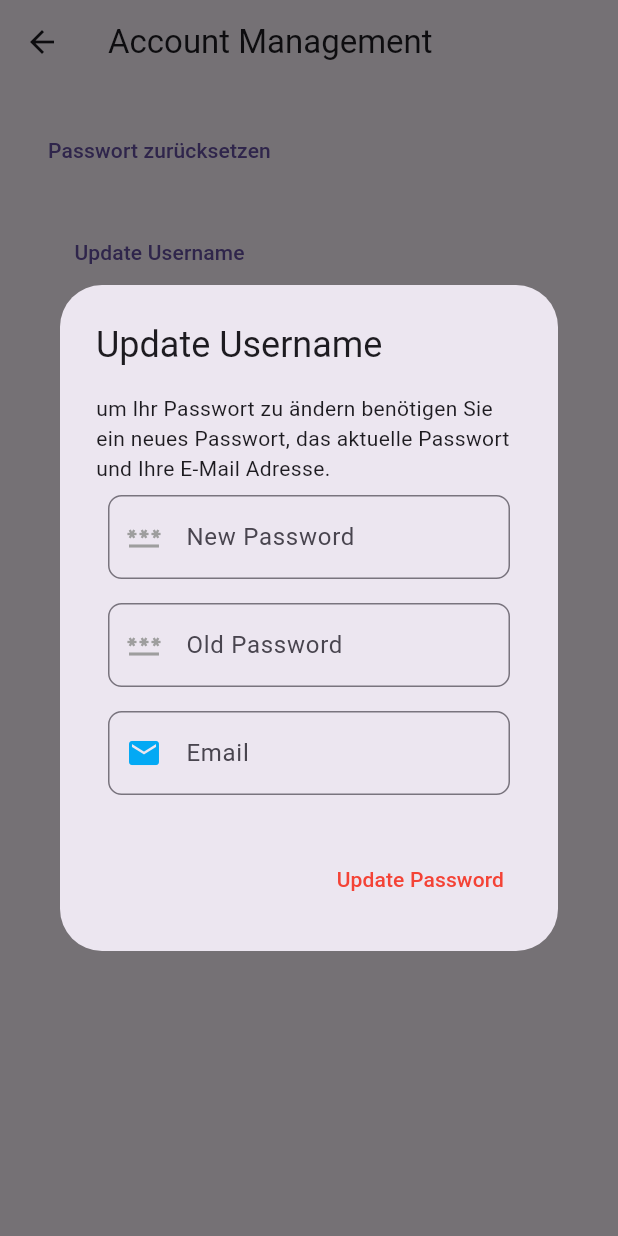
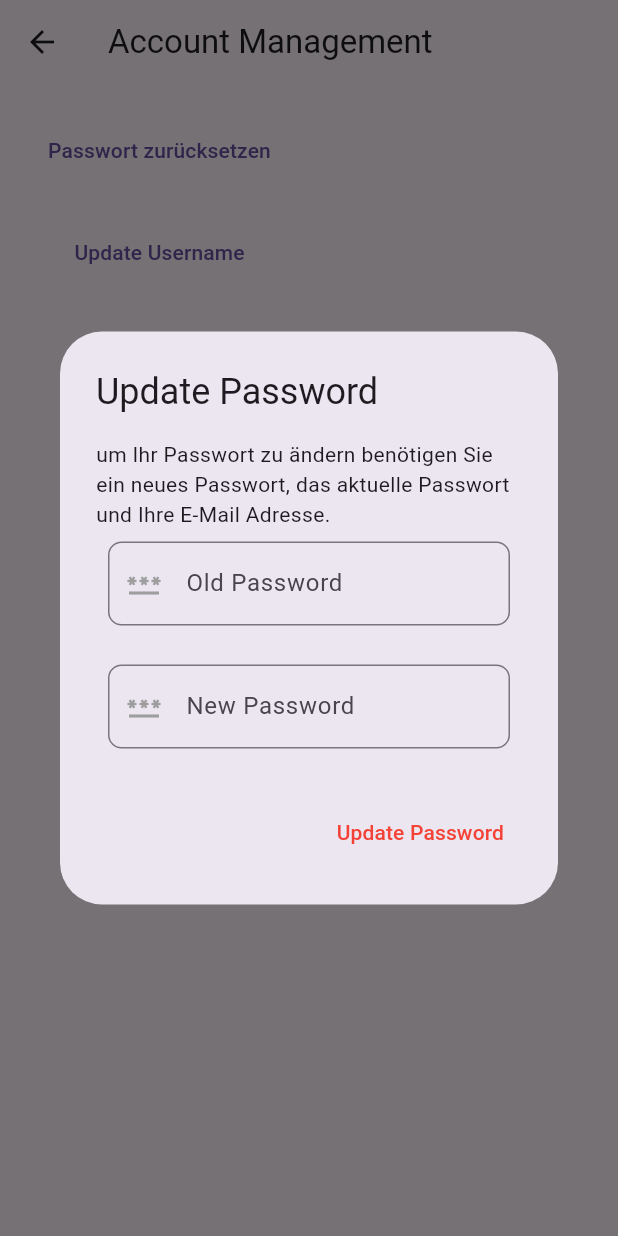
Before and after one commit to erikherrmann1807/fuzzy-guacamole, a Flutter app: the AccountManagementScreen screen opened by its route, after a tap on "Passwort ändern", on a phone screen of 412 x 824 dp. Run offline on Flutter 3.47's test engine with Material 3 defaults, Android fonts, the phone set to English and light mode, and no system bars; our stand-ins replace cloud_firestore, firebase_auth, firebase_core, form_field_validator, syncfusion_flutter_calendar; accounts and stored records are empty.

Commit message:
Enhances account security and password handling
Improves account deletion and password update flows by adding password validation.
Ensures users re-authenticate before performing sensitive actions.
Adds obscureText property to password fields in login and register screens
for improved security.

```diff
--- a/lib/accountmanagement/update_password.dart
+++ b/lib/accountmanagement/update_password.dart
@@ -2,14 +2,20 @@ part of 'account_management_screen.dart';
 
 class UpdatePassword {
   TextEditingController newPasswordController = TextEditingController();
+
   TextEditingController oldPasswordController = TextEditingController();
-  TextEditingController emailController = TextEditingController();
+
+  final _formKey = GlobalKey<FormState>();
+
+  bool _isPasswordValid = false;
 
   Future<void> updatePasswordDialog(BuildContext ctx) async {
     return showDialog<void>(context: ctx,
         builder: (BuildContext context) {
+          return StatefulBuilder(
+            builder: (context, setState) {
               return AlertDialog(
-            title: const Text('Update Username'),
+                title: const Text('Update Password'),
                 content: SingleChildScrollView(
                   child: ListBody(
                     children: [
@@ -19,6 +25,33 @@ class UpdatePassword {
                       Padding(
                         padding: const EdgeInsets.all(8.0),
                         child: TextFormField(
+                          obscureText: true,
+                          controller: oldPasswordController,
+                          validator: MultiValidator([
+                            RequiredValidator(errorText: 'Enter password'),
+                            PatternValidator(
+                              r"^(?=.*[A-Za-z])(?=.*\d)[A-Za-z\d]{8,}$",
+                              errorText: _isPasswordValid ? '' :
+                              'Password muss contain minimum eight characters, '
+                                  'at least one letter and one number',
+                            ),
+                          ]).call,
+                          decoration: InputDecoration(
+                            hintText: 'Old Password',
+                            labelText: 'Old Password',
+                            prefixIcon: Icon(Icons.password, color: Colors.grey),
+                            border: OutlineInputBorder(
+                              borderSide: BorderSide(color: Colors.red),
+                              borderRadius: BorderRadius.all(Radius.circular(9)),
+                            ),
+                          ),
+                        ),
+                      ),
+                      SizedBox(height: 10.0,),
+                      Padding(
+                        padding: const EdgeInsets.all(8.0),
+                        child: TextFormField(
+                          obscureText: true,
                           controller: newPasswordController,
                           validator: MultiValidator([
                             RequiredValidator(errorText: 'Enter password'),
@@ -40,50 +73,6 @@ class UpdatePassword {
                           ),
                         ),
                       ),
-                  Padding(
-                    padding: const EdgeInsets.all(8.0),
-                    child: TextFormField(
-                      controller: newPasswordController,
-                      validator: MultiValidator([
-                        RequiredValidator(errorText: 'Enter password'),
-                        PatternValidator(
-                          r"^(?=.*[A-Za-z])(?=.*\d)[A-Za-z\d]{8,}$",
-                          errorText:
-                          'Password muss contain minimum eight characters, '
-                              'at least one letter and one number',
-                        ),
-                      ]).call,
-                      decoration: InputDecoration(
-                        hintText: 'Old Password',
-                        labelText: 'Old Password',
-                        prefixIcon: Icon(Icons.password, color: Colors.grey),
-                        border: OutlineInputBorder(
-                          borderSide: BorderSide(color: Colors.red),
-                          borderRadius: BorderRadius.all(Radius.circular(9)),
-                        ),
-                      ),
-                    ),
-                  ),
-                  Padding(
-                    padding: const EdgeInsets.all(8.0),
-                    child: TextFormField(
-                      controller: emailController,
-                      validator: MultiValidator([
-                        RequiredValidator(errorText: 'Enter email address'),
-                        EmailValidator(errorText: 'Please correct email filled'),
-                      ]).call,
-                      decoration: InputDecoration(
-                        hintText: 'Email',
-                        labelText: 'Email',
-                        prefixIcon: Icon(Icons.email, color: Colors.lightBlue),
-                        errorStyle: TextStyle(fontSize: 18.0),
-                        border: OutlineInputBorder(
-                          borderSide: BorderSide(color: Colors.red),
-                          borderRadius: BorderRadius.all(Radius.circular(9.0)),
-                        ),
-                      ),
-                    ),
-                  ),
                     ],
                   ),
                 ),
@@ -93,9 +82,15 @@ class UpdatePassword {
                       style: TextStyle(
                           color: Colors.red
                       ),),
-                onPressed: () {
-                  authService.value.resetPasswordFromCurrentPassword(currentPassword: oldPasswordController.text, newPassword: newPasswordController.text, email: emailController.text);
-                  Navigator.of(context).pop();
+                    onPressed: () async {
+                      _isPasswordValid =
+                      await authService.value.validatePassword(oldPasswordController.text);
+                      setState(() {});
+                      if(_isPasswordValid) {
+                        authService.value.updateUserPassword(
+                            newPassword: newPasswordController.text);
+                        Navigator.pop(context);
+                      }
                     },
                   )
                 ],
@@ -103,4 +98,6 @@ class UpdatePassword {
             }
           );
         }
+    );
   }
+}
--- a/lib/auth/login_screen.dart
+++ b/lib/auth/login_screen.dart
@@ -58,6 +58,7 @@ class _LoginScreenState extends State<LoginScreen> {
                 Padding(
                   padding: const EdgeInsets.all(8.0),
                   child: TextFormField(
+                    obscureText: true,
                     controller: passwordController,
                     validator: MultiValidator([
                       RequiredValidator(errorText: 'Enter password'),
--- a/lib/auth/register_screen.dart
+++ b/lib/auth/register_screen.dart
@@ -90,6 +90,7 @@ class _RegisterScreenState extends State<RegisterScreen> {
                 Padding(
                   padding: const EdgeInsets.all(8.0),
                   child: TextFormField(
+                    obscureText: true,
                     controller: passwordController,
                     validator: MultiValidator([
                       RequiredValidator(errorText: 'Enter password'),
--- a/lib/services/auth_service.dart
+++ b/lib/services/auth_service.dart
@@ -38,13 +38,18 @@ class AuthService {
     await firebaseAuth.signOut();
   }
 
-  Future<void> resetPasswordFromCurrentPassword({
-    required String currentPassword,
-    required String newPassword,
-    required String email,
-  }) async {
-    AuthCredential credential = EmailAuthProvider.credential(email: email, password: currentPassword);
-    await currentUser!.reauthenticateWithCredential(credential);
+  Future<void> updateUserPassword({required String newPassword}) async {
     await currentUser!.updatePassword(newPassword);
   }
+
+  Future<bool> validatePassword(String password) async {
+    AuthCredential credential = EmailAuthProvider.credential(email: currentUser!.email!, password: password);
+    try {
+      var authResult = await currentUser!.reauthenticateWithCredential(credential);
+      return authResult.user != null;
+    } catch (e) {
+      print(e);
+      return false;
+    }
+  }
 }
```
Also changed, not shown: lib/accountmanagement/delete_account.dart (+14 -2 lines). Lines whose indentation alone changed are shown as unchanged.
